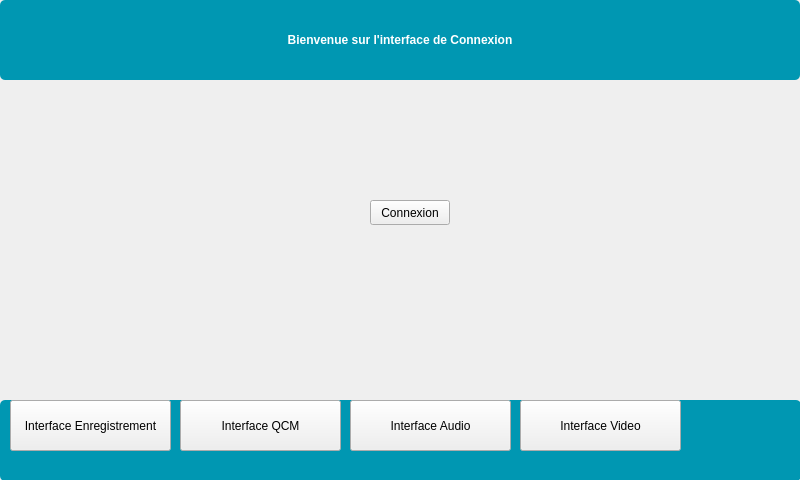
Before: the Qt Designer form InterfaceEleve/mainwindow.ui in Sam-Depardieu/Labo-de-langue, drawn with Qt 5.
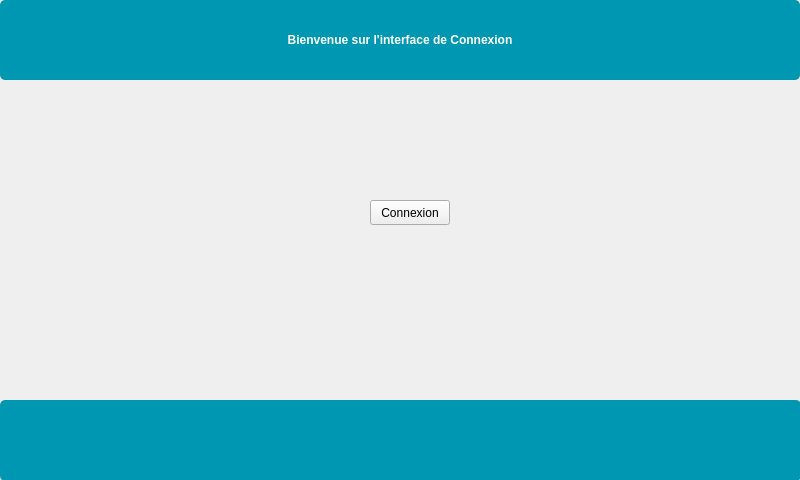
After: the same form once the commit is applied.

Patch:
```diff
--- a/InterfaceEleve/mainwindow.ui
+++ b/InterfaceEleve/mainwindow.ui
@@ -60,19 +60,6 @@
      <string/>
     </property>
    </widget>
-   <widget class="QPushButton" name="pushButtonEnregistrement">
-    <property name="geometry">
-     <rect>
-      <x>10</x>
-      <y>400</y>
-      <width>161</width>
-      <height>51</height>
-     </rect>
-    </property>
-    <property name="text">
-     <string>Interface Enregistrement</string>
-    </property>
-   </widget>
    <widget class="QPushButton" name="pushButton">
     <property name="geometry">
      <rect>
@@ -95,45 +82,6 @@
      <string>Bienvenue sur l'interface de Connexion</string>
     </property>
    </widget>
-   <widget class="QPushButton" name="pushButtonInterfaceQCM">
-    <property name="geometry">
-     <rect>
-      <x>180</x>
-      <y>400</y>
-      <width>161</width>
-      <height>51</height>
-     </rect>
-    </property>
-    <property name="text">
-     <string>Interface QCM</string>
-    </property>
-   </widget>
-   <widget class="QPushButton" name="pushButtonInterfaceAudio">
-    <property name="geometry">
-     <rect>
-      <x>350</x>
-      <y>400</y>
-      <width>161</width>
-      <height>51</height>
-     </rect>
-    </property>
-    <property name="text">
-     <string>Interface Audio</string>
-    </property>
-   </widget>
-   <widget class="QPushButton" name="pushButtonInterfaceVideo">
-    <property name="geometry">
-     <rect>
-      <x>520</x>
-      <y>400</y>
-      <width>161</width>
-      <height>51</height>
-     </rect>
-    </property>
-    <property name="text">
-     <string>Interface Video</string>
-    </property>
-   </widget>
   </widget>
  </widget>
  <resources/>
```
